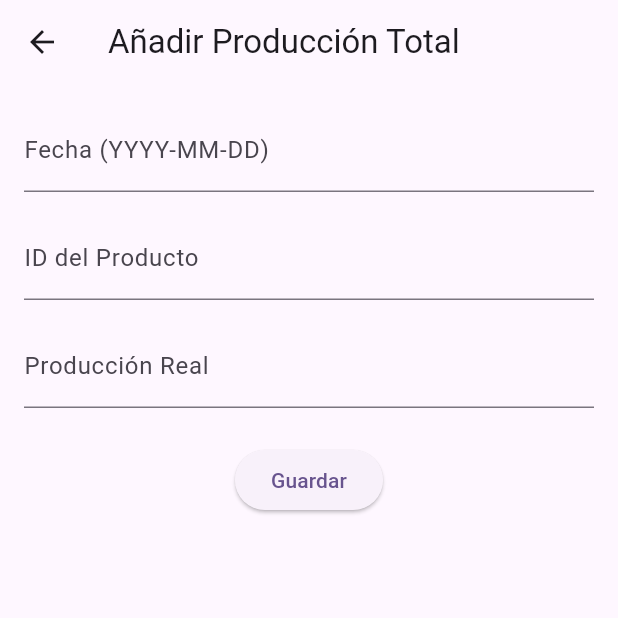
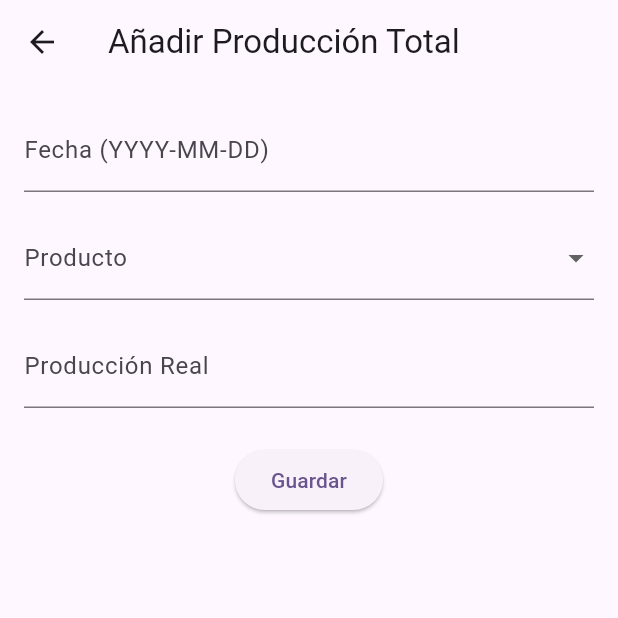
Before and after one commit to titorjs/control_vacario_app, a Flutter app: the AddProductionTotalScreen screen opened directly, after a tap on "Guardar", on a phone screen of 412 x 824 dp, the top half of it. Run offline on Flutter 3.47's test engine with Material 3 defaults, Android fonts, the light colour scheme and no system bars; our stand-ins replace flutter_secure_storage; accounts and stored records are empty.

Commit message:
produccion total combo

```diff
--- a/lib/presentation/screens/total_production/add_total_production/add_production_total_screen.dart
+++ b/lib/presentation/screens/total_production/add_total_production/add_production_total_screen.dart
@@ -11,8 +11,8 @@ class AddProductionTotalScreen extends StatefulWidget {
 
 class _AddProductionTotalScreenState extends State<AddProductionTotalScreen> {
   final TextEditingController _dateController = TextEditingController();
-  final TextEditingController _productController = TextEditingController();
   final TextEditingController _realProductionController = TextEditingController();
+  int? _selectedProductId; // ID del producto seleccionado
 
   Future<void> _saveProduction() async {
     final session = UserSession();
@@ -21,12 +21,12 @@ class _AddProductionTotalScreenState extends State<AddProductionTotalScreen> {
     final data = {
       'id': {
         'producto': {
-        'productoId': int.parse(_productController.text.trim()),
+          'productoId': _selectedProductId, // Usamos el valor seleccionado
         },
         'produccionDate': _dateController.text.trim(),
       },
       'produccionReal': double.parse(_realProductionController.text.trim()),
-    'produccionCalculada': 400.0, // Puedes ajustar este valor según tu lógica
+      'produccionCalculada': 400.0, // Ajustar según la lógica
     };
 
     final response = await http.post(
@@ -50,7 +50,6 @@ class _AddProductionTotalScreenState extends State<AddProductionTotalScreen> {
     }
   }
 
-
   @override
   Widget build(BuildContext context) {
     return Scaffold(
@@ -62,11 +61,27 @@ class _AddProductionTotalScreenState extends State<AddProductionTotalScreen> {
             TextField(
               controller: _dateController,
               decoration: const InputDecoration(labelText: 'Fecha (YYYY-MM-DD)'),
+              keyboardType: TextInputType.datetime,
             ),
             const SizedBox(height: 16),
-            TextField(
-              controller: _productController,
-              decoration: const InputDecoration(labelText: 'ID del Producto'),
+            DropdownButtonFormField<int>(
+              value: _selectedProductId,
+              decoration: const InputDecoration(labelText: 'Producto'),
+              items: const [
+                DropdownMenuItem(
+                  value: 1,
+                  child: Text('Queso'),
+                ),
+                DropdownMenuItem(
+                  value: 2,
+                  child: Text('Leche'),
+                ),
+              ],
+              onChanged: (value) {
+                setState(() {
+                  _selectedProductId = value;
+                });
+              },
             ),
             const SizedBox(height: 16),
             TextField(
```
Lines whose indentation alone changed are shown as unchanged.
